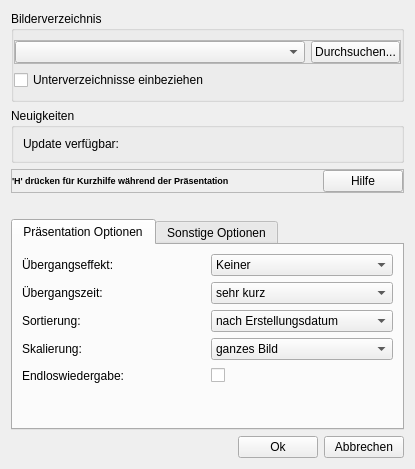
Before: the Qt Designer form settingsdialog.ui in hel800/picture-show2, drawn with Qt 5.
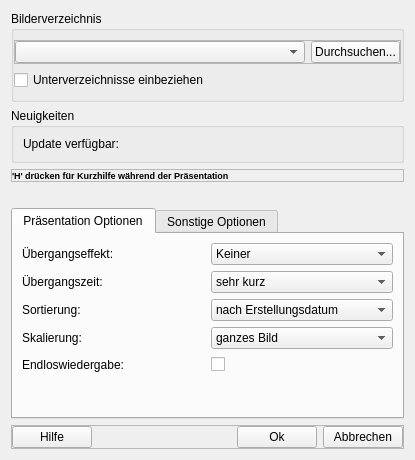
After: the same form once the commit is applied. Icons and pictures are not drawn.

```diff
--- a/settingsdialog.ui
+++ b/settingsdialog.ui
@@ -7,7 +7,7 @@
     <x>0</x>
     <y>0</y>
     <width>415</width>
-    <height>448</height>
+    <height>444</height>
    </rect>
   </property>
   <property name="sizePolicy">
@@ -635,57 +635,6 @@
      </layout>
     </widget>
    </item>
-   <item row="7" column="0">
-    <widget class="QFrame" name="frame">
-     <property name="frameShape">
-      <enum>QFrame::NoFrame</enum>
-     </property>
-     <property name="frameShadow">
-      <enum>QFrame::Plain</enum>
-     </property>
-     <layout class="QHBoxLayout" name="horizontalLayout_2">
-      <property name="leftMargin">
-       <number>0</number>
-      </property>
-      <property name="topMargin">
-       <number>0</number>
-      </property>
-      <property name="rightMargin">
-       <number>0</number>
-      </property>
-      <property name="bottomMargin">
-       <number>0</number>
-      </property>
-      <item>
-       <spacer name="horizontalSpacer">
-        <property name="orientation">
-         <enum>Qt::Horizontal</enum>
-        </property>
-        <property name="sizeHint" stdset="0">
-         <size>
-          <width>40</width>
-          <height>20</height>
-         </size>
-        </property>
-       </spacer>
-      </item>
-      <item>
-       <widget class="QPushButton" name="pushButton_load">
-        <property name="text">
-         <string>Ok</string>
-        </property>
-       </widget>
-      </item>
-      <item>
-       <widget class="QPushButton" name="pushButton_cancel">
-        <property name="text">
-         <string>Abbrechen</string>
-        </property>
-       </widget>
-      </item>
-     </layout>
-    </widget>
-   </item>
    <item row="2" column="0">
     <widget class="QFrame" name="frame_6">
      <property name="frameShape">
@@ -714,30 +663,6 @@
         </property>
        </widget>
       </item>
-      <item>
-       <spacer name="horizontalSpacer_2">
-        <property name="orientation">
-         <enum>Qt::Horizontal</enum>
-        </property>
-        <property name="sizeHint" stdset="0">
-         <size>
-          <width>40</width>
-          <height>20</height>
-         </size>
-        </property>
-       </spacer>
-      </item>
-      <item>
-       <widget class="QPushButton" name="pushButton_help">
-        <property name="text">
-         <string> Hilfe </string>
-        </property>
-        <property name="icon">
-         <iconset resource="resources.qrc">
-          <normaloff>:/img/info_mini.png</normaloff>:/img/info_mini.png</iconset>
-        </property>
-       </widget>
-      </item>
      </layout>
     </widget>
    </item>
@@ -760,6 +685,92 @@
      </layout>
     </widget>
    </item>
+   <item row="5" column="0">
+    <widget class="QFrame" name="frame_7">
+     <property name="frameShape">
+      <enum>QFrame::StyledPanel</enum>
+     </property>
+     <property name="frameShadow">
+      <enum>QFrame::Raised</enum>
+     </property>
+     <layout class="QHBoxLayout" name="horizontalLayout_7">
+      <property name="leftMargin">
+       <number>0</number>
+      </property>
+      <property name="topMargin">
+       <number>0</number>
+      </property>
+      <property name="rightMargin">
+       <number>0</number>
+      </property>
+      <property name="bottomMargin">
+       <number>0</number>
+      </property>
+      <item>
+       <widget class="QPushButton" name="pushButton_help">
+        <property name="text">
+         <string> Hilfe </string>
+        </property>
+        <property name="icon">
+         <iconset resource="resources.qrc">
+          <normaloff>:/img/info_mini.png</normaloff>:/img/info_mini.png</iconset>
+        </property>
+       </widget>
+      </item>
+      <item>
+       <spacer name="horizontalSpacer">
+        <property name="orientation">
+         <enum>Qt::Horizontal</enum>
+        </property>
+        <property name="sizeHint" stdset="0">
+         <size>
+          <width>40</width>
+          <height>20</height>
+         </size>
+        </property>
+       </spacer>
+      </item>
+      <item>
+       <widget class="QFrame" name="frame">
+        <property name="frameShape">
+         <enum>QFrame::NoFrame</enum>
+        </property>
+        <property name="frameShadow">
+         <enum>QFrame::Plain</enum>
+        </property>
+        <layout class="QHBoxLayout" name="horizontalLayout_2">
+         <property name="leftMargin">
+          <number>0</number>
+         </property>
+         <property name="topMargin">
+          <number>0</number>
+         </property>
+         <property name="rightMargin">
+          <number>0</number>
+         </property>
+         <property name="bottomMargin">
+          <number>0</number>
+         </property>
+         <item>
+          <widget class="QPushButton" name="pushButton_load">
+           <property name="text">
+            <string>Ok</string>
+           </property>
+          </widget>
+         </item>
+         <item>
+          <widget class="QPushButton" name="pushButton_cancel">
+           <property name="text">
+            <string>Abbrechen</string>
+           </property>
+          </widget>
+         </item>
+        </layout>
+       </widget>
+      </item>
+     </layout>
+    </widget>
+   </item>
   </layout>
  </widget>
  <tabstops>
```
Left out of the diff: 162 changed lines with no effect on the pictures.
